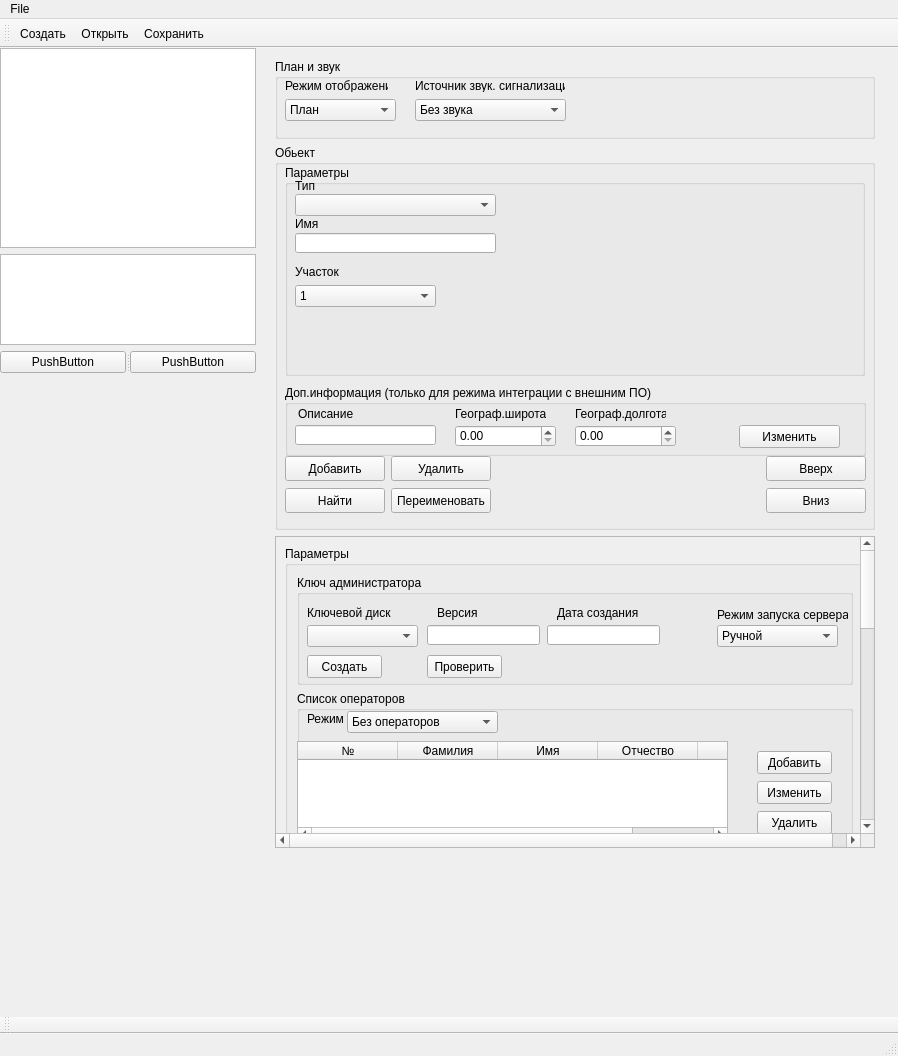
xXRadioHeadXx/start7, file m_cfg/MainWindowCFG.ui: the form before one commit.
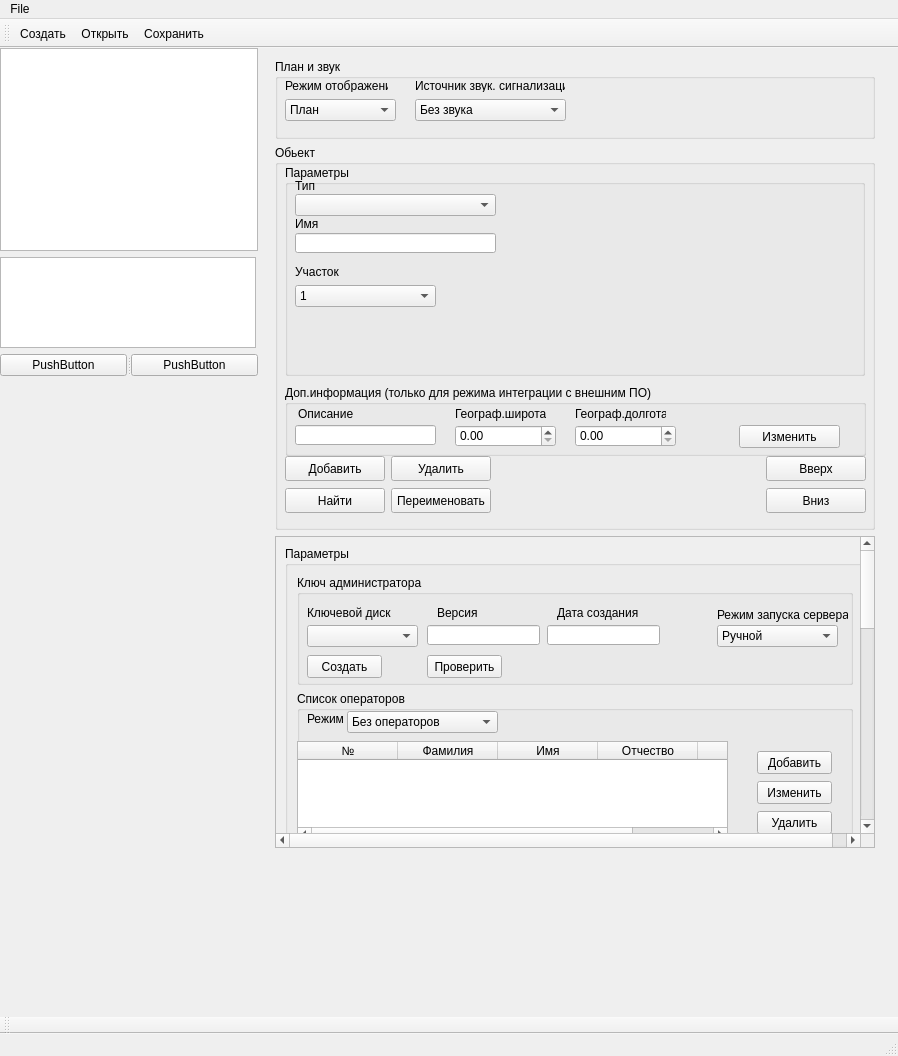
The form after the commit. Icons and pictures are not drawn.

Diff of the .ui file:
```diff
--- a/m_cfg/MainWindowCFG.ui
+++ b/m_cfg/MainWindowCFG.ui
@@ -32,7 +32,15 @@
    <bool>false</bool>
   </property>
   <widget class="QWidget" name="centralwidget">
-   <widget class="QWidget" name="">
+   <widget class="QWidget" name="layoutWidget">
+    <property name="geometry">
+     <rect>
+      <x>0</x>
+      <y>0</y>
+      <width>258</width>
+      <height>328</height>
+     </rect>
+    </property>
     <layout class="QVBoxLayout" name="verticalLayout_2">
      <item>
       <widget class="QTreeView" name="treeView">
```
Left out of the diff: 39 changed lines with no effect on the pictures.
